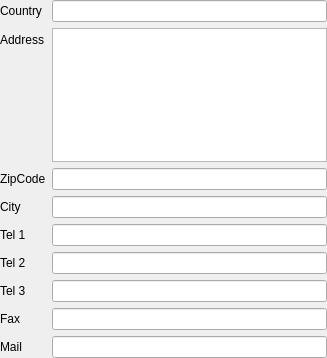
Qt form plugins/usermanagerplugin/widgets/userviewer_contact.ui (FreeHealth/freehealth) before a commit.
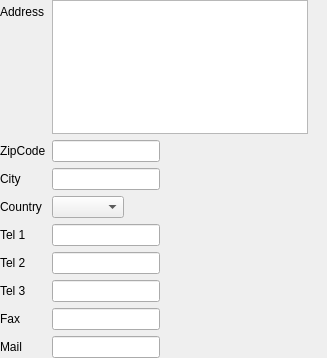
The same form after that commit. Custom widgets are drawn as their Qt base class.

```diff
--- a/plugins/usermanagerplugin/widgets/userviewer_contact.ui
+++ b/plugins/usermanagerplugin/widgets/userviewer_contact.ui
@@ -14,49 +14,59 @@
    <string>Form</string>
   </property>
   <layout class="QFormLayout" name="formLayout">
+   <property name="fieldGrowthPolicy">
+    <enum>QFormLayout::FieldsStayAtSizeHint</enum>
+   </property>
    <property name="margin">
     <number>0</number>
    </property>
    <item row="0" column="0">
-    <widget class="QLabel" name="label_9">
-     <property name="text">
-      <string>Country</string>
-     </property>
-    </widget>
-   </item>
-   <item row="0" column="1">
-    <widget class="QLineEdit" name="countryLineEdit"/>
-   </item>
-   <item row="1" column="0">
     <widget class="QLabel" name="label_10">
      <property name="text">
       <string>Address</string>
      </property>
     </widget>
    </item>
-   <item row="1" column="1">
+   <item row="0" column="1">
     <widget class="QTextEdit" name="adressTextEdit"/>
    </item>
-   <item row="2" column="0">
+   <item row="1" column="0">
     <widget class="QLabel" name="label_11">
      <property name="text">
       <string>ZipCode</string>
      </property>
     </widget>
    </item>
-   <item row="2" column="1">
+   <item row="1" column="1">
     <widget class="QLineEdit" name="zipcodeLineEdit"/>
    </item>
-   <item row="3" column="0">
+   <item row="2" column="0">
     <widget class="QLabel" name="label_12">
      <property name="text">
       <string>City</string>
      </property>
     </widget>
    </item>
-   <item row="3" column="1">
+   <item row="2" column="1">
     <widget class="QLineEdit" name="cityLineEdit"/>
    </item>
+   <item row="3" column="0">
+    <widget class="QLabel" name="label_9">
+     <property name="text">
+      <string>Country</string>
+     </property>
+    </widget>
+   </item>
+   <item row="3" column="1">
+    <widget class="Views::CountryComboBox" name="country">
+     <property name="sizePolicy">
+      <sizepolicy hsizetype="Preferred" vsizetype="Fixed">
+       <horstretch>0</horstretch>
+       <verstretch>0</verstretch>
+      </sizepolicy>
+     </property>
+    </widget>
+   </item>
    <item row="4" column="0">
     <widget class="QLabel" name="label_13">
      <property name="text">
@@ -109,6 +119,13 @@
    </item>
   </layout>
  </widget>
+ <customwidgets>
+  <customwidget>
+   <class>Views::CountryComboBox</class>
+   <extends>QComboBox</extends>
+   <header location="global">listviewplugin/countrycombobox.h</header>
+  </customwidget>
+ </customwidgets>
  <resources/>
  <connections/>
 </ui>
```
